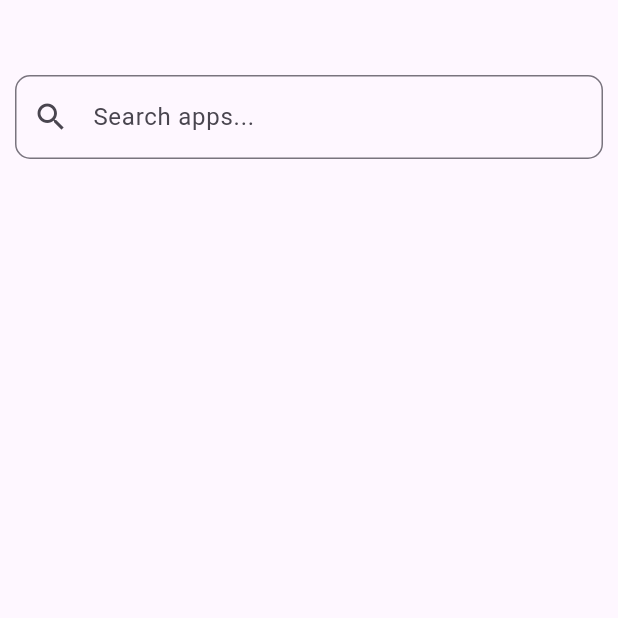
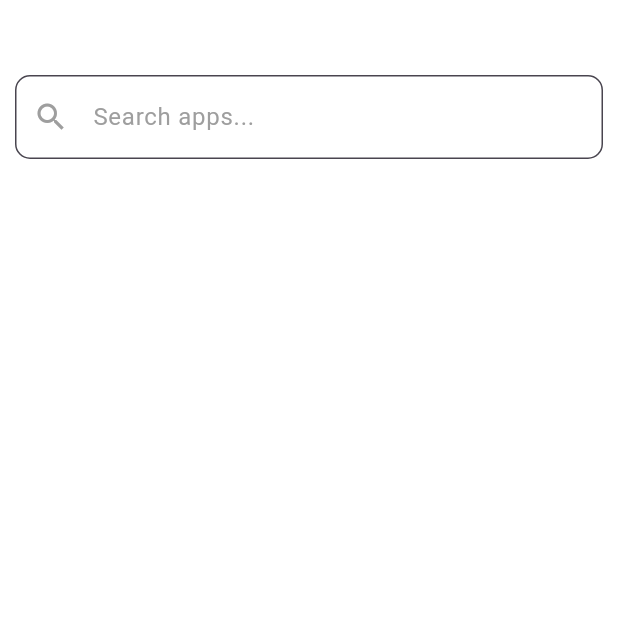
Before and after one commit to leszekkrol/zen-spaces-app, a Flutter app: the screen it shows after launch, on a phone screen of 412 x 824 dp, the top half of it. Run offline on Flutter 3.47's test engine with Material 3 defaults, Android fonts, the phone set to English and light mode, and no system bars; missing offline and left inert: installed_apps.

Commit message:
🎨 Graphical improvements

```diff
--- a/lib/main.dart
+++ b/lib/main.dart
@@ -11,8 +11,41 @@ class MyApp extends StatelessWidget {
 
   @override
   Widget build(BuildContext context) {
-    return const MaterialApp(
+    return MaterialApp(
       title: 'Zen Spaces',
+      themeMode: ThemeMode.system, // Change based on system theme
+      theme: ThemeData(
+        brightness: Brightness.light,
+        primaryColor: Colors.blue,
+        scaffoldBackgroundColor: Colors.white,
+        textTheme: const TextTheme(
+          bodySmall: TextStyle(color: Colors.black),
+          bodyMedium: TextStyle(color: Colors.black),
+          bodyLarge: TextStyle(color: Colors.black),
+        ),
+        inputDecorationTheme: const InputDecorationTheme(
+          filled: true,
+          fillColor: Colors.white,
+          hintStyle: TextStyle(color: Colors.grey),
+          prefixIconColor: Colors.grey,
+        ),
+      ),
+      darkTheme: ThemeData(
+        brightness: Brightness.dark,
+        primaryColor: Colors.blue,
+        scaffoldBackgroundColor: Colors.black,
+        textTheme: const TextTheme(
+          bodySmall: TextStyle(color: Colors.white),
+          bodyMedium: TextStyle(color: Colors.white),
+          bodyLarge: TextStyle(color: Colors.white),
+        ),
+        inputDecorationTheme: const InputDecorationTheme(
+          filled: true,
+          fillColor: Colors.grey,
+          hintStyle: TextStyle(color: Colors.white70),
+          prefixIconColor: Colors.white70,
+        ),
+      ),
       home: MyHomePage(),
     );
   }
@@ -77,6 +110,7 @@ class _MyHomePageState extends State<MyHomePage> {
   @override
   Widget build(BuildContext context) {
     return Scaffold(
+      backgroundColor: Colors.transparent,
       extendBodyBehindAppBar: true,
       body: GestureDetector(
         onTap: () => _hideKeyboard(context),
@@ -99,6 +133,7 @@ class _MyHomePageState extends State<MyHomePage> {
             ),
             Expanded(
               child: ListView.builder(
+                physics: const BouncingScrollPhysics(),
                 padding: const EdgeInsets.symmetric(vertical: 12, horizontal: 10),
                 itemCount: _filteredApps?.length ?? 0,
                 itemBuilder: (context, index) {
@@ -108,7 +143,6 @@ class _MyHomePageState extends State<MyHomePage> {
                         ? Image.memory(app.icon!)
                         : null,
                     title: Text(app.name),
-                    subtitle: Text(app.packageName),
                     onTap: () => _startApp(app.packageName),
                   );
                 },
```
